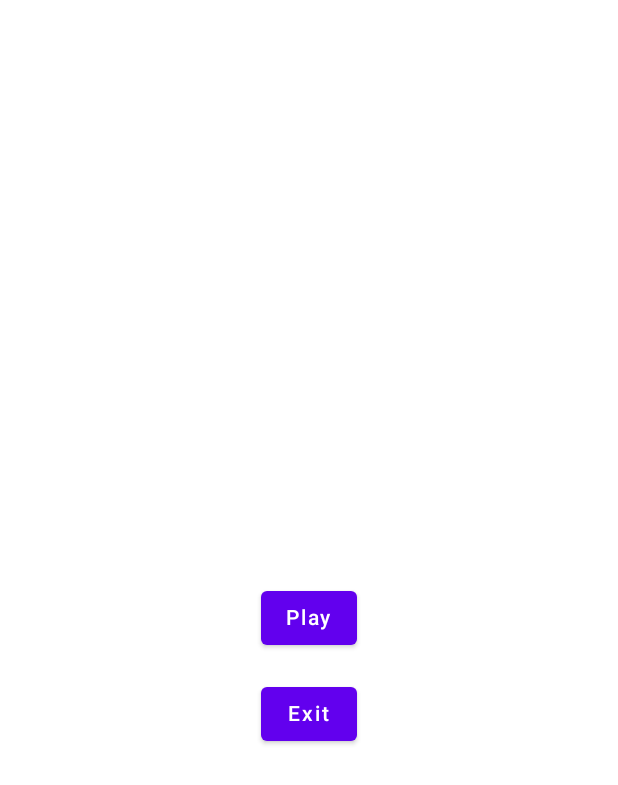
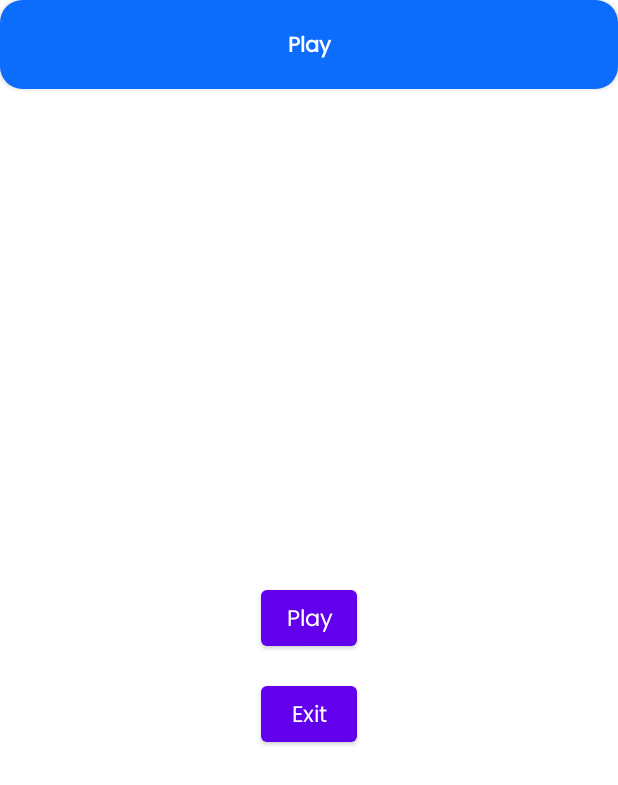
Before and after one commit to kabeCoder/QuizApp, an Android app built with Jetpack Compose: the @Preview function StartScreenPreview, on a phone screen of 412 x 824 dp. Shown: the top 785 px of the screen. Run offline under Robolectric (Android 15) with nearby library versions, the phone set to English and light mode, and no system bars; our stand-ins replace constraintlayout-compose; libraries missing offline, so code that uses them is left out: com.ramcosta.composedestinations; network calls fail.

Commit message:
feat: created common button composable with text and icon

```diff
--- a/app/src/main/java/com/kabe/quizapp/startscreen/StartScreen.kt
+++ b/app/src/main/java/com/kabe/quizapp/startscreen/StartScreen.kt
@@ -2,16 +2,23 @@ package com.kabe.quizapp.startscreen
 
 import androidx.compose.foundation.layout.fillMaxSize
 import androidx.compose.material.Button
+import androidx.compose.material.ButtonDefaults
+import androidx.compose.material.MaterialTheme
 import androidx.compose.material.Text
 import androidx.compose.runtime.Composable
 import androidx.compose.ui.Modifier
 import androidx.compose.ui.res.stringResource
+import androidx.compose.ui.text.font.FontWeight
 import androidx.compose.ui.tooling.preview.Preview
 import androidx.compose.ui.unit.dp
+import androidx.compose.ui.unit.sp
 import androidx.constraintlayout.compose.ConstraintLayout
 import com.kabe.quizapp.R
 import com.kabe.quizapp.destinations.SetUpScreenDestination
+import com.kabe.quizapp.ui.theme.Blue
 import com.kabe.quizapp.ui.theme.QuizAppTheme
+import com.kabe.quizapp.ui.theme.White
+import com.kabe.quizapp.ui.views.CommonButtonText
 import com.ramcosta.composedestinations.annotation.Destination
 import com.ramcosta.composedestinations.annotation.RootNavGraph
 import com.ramcosta.composedestinations.navigation.DestinationsNavigator
@@ -20,7 +27,10 @@ import com.ramcosta.composedestinations.navigation.DestinationsNavigator
 @Destination
 @Composable
 fun StartScreen(navigator: DestinationsNavigator?) {
-    ConstraintLayout(modifier = Modifier.fillMaxSize()) {
+    ConstraintLayout(
+        modifier = Modifier
+            .fillMaxSize()
+    ) {
         val (playButton, exitButton) = createRefs()
 
         Buttons(
@@ -38,6 +48,18 @@ fun StartScreen(navigator: DestinationsNavigator?) {
                 top.linkTo(playButton.bottom, margin = 16.dp)
                 centerHorizontallyTo(parent)
             }) { }
+
+        CommonButtonText(
+            buttonName = stringResource(id = R.string.label_play),
+            textStyle = MaterialTheme.typography.h4.copy(
+                fontSize = 14.sp,
+                color = White,
+                fontWeight = FontWeight.W600
+            ),
+            buttonColor = ButtonDefaults.buttonColors(backgroundColor = Blue)
+        ) {
+
+        }
     }
 }
 
--- a/app/src/main/java/com/kabe/quizapp/ui/theme/Color.kt
+++ b/app/src/main/java/com/kabe/quizapp/ui/theme/Color.kt
@@ -6,3 +6,7 @@ val Purple200 = Color(0xFFBB86FC)
 val Purple500 = Color(0xFF6200EE)
 val Purple700 = Color(0xFF3700B3)
 val Teal200 = Color(0xFF03DAC5)
+val Blue = Color(0xFF0C6CFC)
+val White = Color(0xFFFFFFFF)
+val Cyan = Color(0xFF1AF1FF)
+val DarkBlue = Color(0xFF0D52BA)
--- a/app/src/main/java/com/kabe/quizapp/ui/theme/Theme.kt
+++ b/app/src/main/java/com/kabe/quizapp/ui/theme/Theme.kt
@@ -37,7 +37,7 @@ fun QuizAppTheme(darkTheme: Boolean = isSystemInDarkTheme(), content: @Composabl
 
     MaterialTheme(
         colors = colors,
-        typography = Typography,
+        typography = PoppinsTypography,
         shapes = Shapes,
         content = content
     )
--- /dev/null
+++ b/app/src/main/java/com/kabe/quizapp/ui/views/CommonButtonText.kt
@@ -0,0 +1,66 @@
+package com.kabe.quizapp.ui.views
+
+import androidx.compose.foundation.layout.fillMaxSize
+import androidx.compose.foundation.layout.fillMaxWidth
+import androidx.compose.foundation.layout.padding
+import androidx.compose.foundation.shape.RoundedCornerShape
+import androidx.compose.material.Button
+import androidx.compose.material.ButtonColors
+import androidx.compose.material.ButtonDefaults
+import androidx.compose.material.MaterialTheme
+import androidx.compose.material.Text
+import androidx.compose.runtime.Composable
+import androidx.compose.ui.Modifier
+import androidx.compose.ui.res.stringResource
+import androidx.compose.ui.text.TextStyle
+import androidx.compose.ui.text.font.FontWeight
+import androidx.compose.ui.tooling.preview.Preview
+import androidx.compose.ui.unit.dp
+import androidx.compose.ui.unit.sp
+import androidx.constraintlayout.compose.ConstraintLayout
+import com.kabe.quizapp.R
+import com.kabe.quizapp.ui.theme.Blue
+import com.kabe.quizapp.ui.theme.White
+
+@Composable
+fun CommonButtonText(
+    modifier: Modifier = Modifier,
+    buttonName: String,
+    textStyle: TextStyle,
+    buttonColor: ButtonColors,
+    onClick: () -> Unit
+) {
+    ConstraintLayout(
+        modifier = modifier
+            .fillMaxSize()
+    ) {
+        Button(
+            onClick = { onClick.invoke() },
+            modifier = Modifier
+                .fillMaxWidth(),
+            shape = RoundedCornerShape(15.dp),
+            colors = buttonColor
+        ) {
+            Text(
+                text = buttonName,
+                modifier  = Modifier.padding(12.dp),
+                style = textStyle
+            )
+        }
+    }
+}
+
+@Preview(showBackground = true)
+@Composable
+fun CommonButtonPreview() {
+    CommonButtonText(
+        buttonName = stringResource(id = R.string.label_preview_button),
+        textStyle = MaterialTheme.typography.h4.copy(
+            fontSize = 14.sp,
+            color = White,
+            fontWeight = FontWeight.W600
+        ),
+        buttonColor = ButtonDefaults.buttonColors(backgroundColor = Blue),
+        onClick = {}
+    )
+}
--- a/app/src/main/res/values/strings.xml
+++ b/app/src/main/res/values/strings.xml
@@ -1,10 +1,12 @@
 <resources>
     <string name="app_name">QuizApp</string>
+
+    // Preview
+    <string name="label_preview_button">Common Button</string>
 
     // Start Screen
     <string name="label_play">Play</string>
     <string name="label_exit">Exit</string>
-
 
     // Setup Screen
     <string name="label_timer_in_seconds">Set timer</string>
```
Also changed, not shown: app/src/main/java/com/kabe/quizapp/categoryscreen/CategoryScreen.kt (added, +20 -0 lines), app/src/main/java/com/kabe/quizapp/ui/theme/Type.kt (+75 -0 lines), app/src/main/java/com/kabe/quizapp/ui/views/CommonButtonIcon.kt (added, +69 -0 lines), app/src/main/res/drawable/ic_back.png (added), app/src/main/res/font/poppins_regular.ttf (added).
